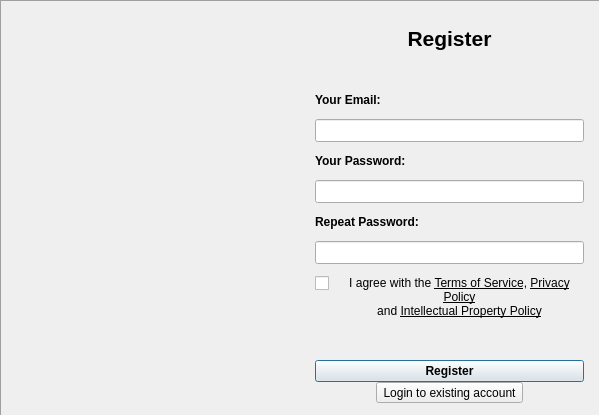
Before: the Qt Designer form registerwindow.ui in pcloudcom/psyncgui, drawn with Qt 5.
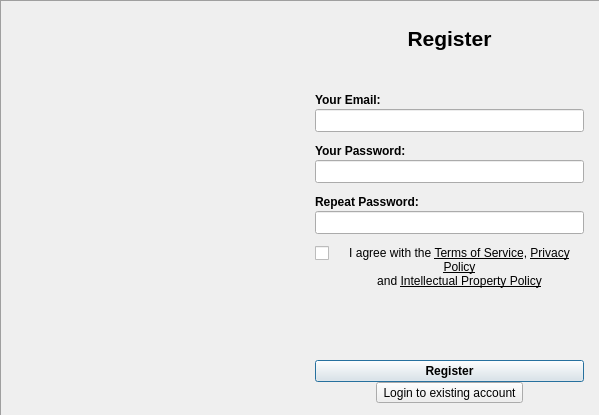
After: the same form once the commit is applied. The open tabs and pages were chosen to show the change. Icons and pictures are not drawn.

Commit message: SLX-236 | update reg win spacings

The edit to the form file:
```diff
--- a/registerwindow.ui
+++ b/registerwindow.ui
@@ -152,6 +152,9 @@
                  </property>
                  <item>
                   <layout class="QVBoxLayout" name="verticalLayout_2">
+                   <property name="spacing">
+                    <number>2</number>
+                   </property>
                    <item>
                     <widget class="QLabel" name="label">
                      <property name="text">
@@ -173,6 +176,9 @@
                  </item>
                  <item>
                   <layout class="QVBoxLayout" name="verticalLayout_3">
+                   <property name="spacing">
+                    <number>2</number>
+                   </property>
                    <item>
                     <widget class="QLabel" name="label_2">
                      <property name="text">
@@ -197,6 +203,9 @@
                  </item>
                  <item>
                   <layout class="QVBoxLayout" name="verticalLayout_4">
+                   <property name="spacing">
+                    <number>2</number>
+                   </property>
                    <item>
                     <widget class="QLabel" name="label_3">
                      <property name="text">
```
Left out of the diff: 2 changed lines with no effect on the pictures.
